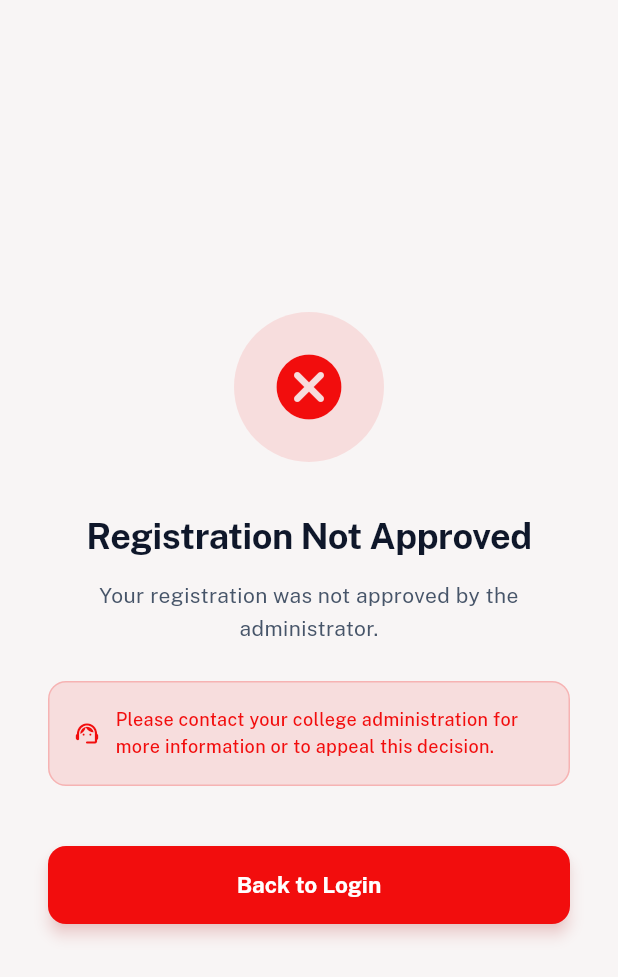
After one commit to Shriya-25/Quickreach, a Flutter app: the RejectedScreen screen opened directly, on a phone screen of 412 x 824 dp. The commit adds this screen. Shown: the top 977 px of the screen. Run offline on Flutter 3.47's test engine with Material 3 defaults, Android fonts, the phone set to English and light mode, and no system bars; our stand-ins replace cloud_firestore, firebase_auth, firebase_core, go_router, google_fonts; accounts and stored records are empty; generated files the repository leaves out were written again.

Commit message:
feat(auth): add pending/rejected screens, fix splash routing, fix login approval check and College Email field, fix signup role/collegeId

```diff
--- /dev/null
+++ b/lib/features/auth/screens/rejected_screen.dart
@@ -0,0 +1,121 @@
+import 'package:flutter/material.dart';
+import 'package:go_router/go_router.dart';
+import '../../../core/theme/app_colors.dart';
+import '../../../core/services/auth_service.dart';
+
+class RejectedScreen extends StatelessWidget {
+  const RejectedScreen({super.key});
+
+  @override
+  Widget build(BuildContext context) {
+    return Scaffold(
+      backgroundColor: AppColors.backgroundLight,
+      body: SafeArea(
+        child: Padding(
+          padding: const EdgeInsets.symmetric(horizontal: 32),
+          child: Column(
+            mainAxisAlignment: MainAxisAlignment.center,
+            crossAxisAlignment: CrossAxisAlignment.stretch,
+            children: [
+              // Icon
+              Center(
+                child: Container(
+                  width: 100,
+                  height: 100,
+                  decoration: BoxDecoration(
+                    color: AppColors.primaryWithOpacity10,
+                    shape: BoxShape.circle,
+                  ),
+                  child: const Icon(
+                    Icons.cancel_rounded,
+                    size: 52,
+                    color: AppColors.primary,
+                  ),
+                ),
+              ),
+
+              const SizedBox(height: 32),
+
+              const Text(
+                'Registration Not Approved',
+                textAlign: TextAlign.center,
+                style: TextStyle(
+                  fontSize: 24,
+                  fontWeight: FontWeight.bold,
+                  color: AppColors.textPrimary,
+                  letterSpacing: -0.3,
+                ),
+              ),
+
+              const SizedBox(height: 12),
+
+              const Text(
+                'Your registration was not approved by the administrator.',
+                textAlign: TextAlign.center,
+                style: TextStyle(
+                  fontSize: 14,
+                  color: AppColors.textSecondary,
+                  height: 1.6,
+                ),
+              ),
+
+              const SizedBox(height: 24),
+
+              Container(
+                padding: const EdgeInsets.all(16),
+                decoration: BoxDecoration(
+                  color: AppColors.primaryWithOpacity10,
+                  borderRadius: BorderRadius.circular(12),
+                  border: Border.all(color: AppColors.primaryWithOpacity20),
+                ),
+                child: Row(
+                  children: const [
+                    Icon(Icons.support_agent_rounded,
+                        size: 18, color: AppColors.primary),
+                    SizedBox(width: 10),
+                    Expanded(
+                      child: Text(
+                        'Please contact your college administration for more information or to appeal this decision.',
+                        style: TextStyle(
+                          fontSize: 12,
+                          color: AppColors.primary,
+                          height: 1.5,
+                          fontWeight: FontWeight.w500,
+                        ),
+                      ),
+                    ),
+                  ],
+                ),
+              ),
+
+              const SizedBox(height: 40),
+
+              SizedBox(
+                height: 52,
+                child: ElevatedButton(
+                  onPressed: () async {
+                    await AuthService().signOut();
+                    if (context.mounted) context.go('/login');
+                  },
+                  style: ElevatedButton.styleFrom(
+                    backgroundColor: AppColors.primary,
+                    foregroundColor: Colors.white,
+                    elevation: 4,
+                    shadowColor: AppColors.primaryWithOpacity30,
+                    shape: RoundedRectangleBorder(
+                      borderRadius: BorderRadius.circular(12),
+                    ),
+                  ),
+                  child: const Text(
+                    'Back to Login',
+                    style: TextStyle(fontSize: 15, fontWeight: FontWeight.bold),
+                  ),
+                ),
+              ),
+            ],
+          ),
+        ),
+      ),
+    );
+  }
+}
--- a/lib/features/auth/screens/signup_screen.dart
+++ b/lib/features/auth/screens/signup_screen.dart
@@ -73,8 +73,8 @@ class _SignupScreenState extends State<SignupScreen>
         fullName: _nameController.text.trim(),
         email: _emailController.text.trim(),
         password: _passwordController.text,
-        idNumber: _idController.text.trim(),
-        orgCode: 'DEFAULT', // TODO: auto-detect from email domain or org code field
+        collegeId: _idController.text.trim(),
+        role: _selectedRole,
       );
 
       if (mounted) {
```
Also changed, not shown: lib/features/auth/screens/login_screen.dart (+41 -11 lines), lib/features/auth/screens/pending_screen.dart (added, +118 -0 lines), lib/features/auth/screens/splash_screen.dart (+39 -18 lines).
